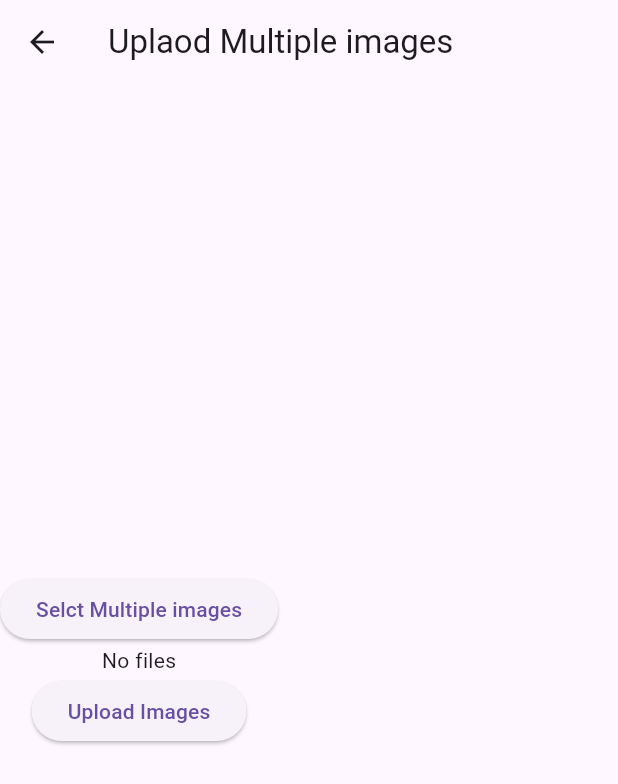
After one commit to mayank0304/spoco_application, a Flutter app: the MultiImageUpload screen opened directly, after a tap on "Upload Images", on a phone screen of 412 x 824 dp. The commit adds this screen. Shown: the top 784 px of the screen. Run offline on Flutter 3.47's test engine with Material 3 defaults, Android fonts, the phone set to English and light mode, and no system bars; our stand-ins replace cloud_firestore, file_picker, firebase_auth, firebase_core, firebase_storage, geolocator; accounts and stored records are empty; network calls fail.

Commit message:
multi image picker

```diff
--- a/lib/screens/home_page.dart
+++ b/lib/screens/home_page.dart
@@ -1,5 +1,6 @@
 import 'package:firebase_auth/firebase_auth.dart';
 import 'package:flutter/material.dart';
+import 'package:spoco_app/screens/multi_image_upload.dart';
 import 'package:spoco_app/screens/my_turfs_page.dart';
 // import 'package:geolocator/geolocator.dart';
 import 'package:spoco_app/screens/profile_page.dart';
@@ -22,7 +23,7 @@ class _HomePageState extends State<HomePage> {
   List widgets = [
     const Text("Home Page"),
     const MyTurfsPage(),
-    const Text("Sports"),
+    const MultiImageUpload(),
     const ProfilePage()
   ];
 
--- /dev/null
+++ b/lib/screens/multi_image_upload.dart
@@ -0,0 +1,82 @@
+import 'dart:io';
+import 'package:file_picker/file_picker.dart';
+import 'package:firebase_storage/firebase_storage.dart';
+import 'package:flutter/material.dart';
+
+class MultiImageUpload extends StatefulWidget {
+  const MultiImageUpload({super.key});
+
+  @override
+  _MultiImageUploadState createState() => _MultiImageUploadState();
+}
+
+class _MultiImageUploadState extends State<MultiImageUpload> {
+  // Create an Empty List of files, which will store multiple image paths
+  List<File> imageFiles = [];
+  List<String> imageURLs = [];
+
+  pickupMultipleImage() async {
+    try {
+      FilePickerResult? result =
+          await FilePicker.platform.pickFiles(allowMultiple: true);
+      if (result != null) {
+        setState(() {
+          imageFiles = result.paths.map((path) => File(path!)).toList();
+        });
+      } else {
+        print("User canceled the picker");
+      }
+    } on FirebaseException catch (e) {
+      print("FirebaseException: $e");
+    } catch (e) {
+      print("Exception: $e");
+    }
+  }
+
+  uploadMultiImages() async {
+    final storageRef = FirebaseStorage.instance.ref();
+    for (File file in imageFiles) {
+      try {
+        final turfsPic =
+            storageRef.child("turf-pics/${file.path.split("/").last}.png");
+        await turfsPic.putFile(file);
+        String url = await turfsPic.getDownloadURL();
+        imageURLs.add(url);
+        print("Image Url is: ${url}");
+      } on FirebaseException catch (e) {
+        print("FirebaseException: $e");
+      } catch (e) {
+        print("Exception: $e");
+      }
+    }
+  }
+
+  @override
+  Widget build(BuildContext context) {
+    return Scaffold(
+        appBar: AppBar(
+          title: const Text("Uplaod Multiple images"),
+        ),
+        body: Column(
+          mainAxisAlignment: MainAxisAlignment.center,
+          children: [
+            ElevatedButton(
+                onPressed: pickupMultipleImage, child: const Text("Selct Multiple images")),
+            imageFiles.isNotEmpty
+                ? Wrap(
+                    children: imageFiles.map((file) => Padding(
+                          padding: const EdgeInsets.all(8),
+                          child: Image.file(
+                            file,
+                            height: 100,
+                            width: 100,
+                          ),
+                        )).toList(),
+                  )
+                : const Text("No files"),
+              ElevatedButton(onPressed: uploadMultiImages, child: const Text("Upload Images"))
+          ],
+
+        ));
+  }
+}
--- a/lib/screens/my_turfs_page.dart
+++ b/lib/screens/my_turfs_page.dart
@@ -18,6 +18,7 @@ class _MyTurfsPageState extends State<MyTurfsPage> {
   addTurfToDB() async{
     formKey.currentState!.save();
     final result = await service.addTurf(turf);
+    print(result);
     if(result.contains["Successfully"]) {
       setState(() {
         ShowProgres = false;
@@ -220,7 +221,7 @@ class _MyTurfsPageState extends State<MyTurfsPage> {
                 const SizedBox(
                   height: 20,
                 ),
-                 DropdownButtonFormField(
+                DropdownButtonFormField(
                     value: turf.condition,
                     items: ["Select Condition", "new", "old"].map((e) {
                       return DropdownMenuItem(value: e, child: Text(e));
```
Also changed, not shown: pubspec.yaml (line endings or trailing spaces).
